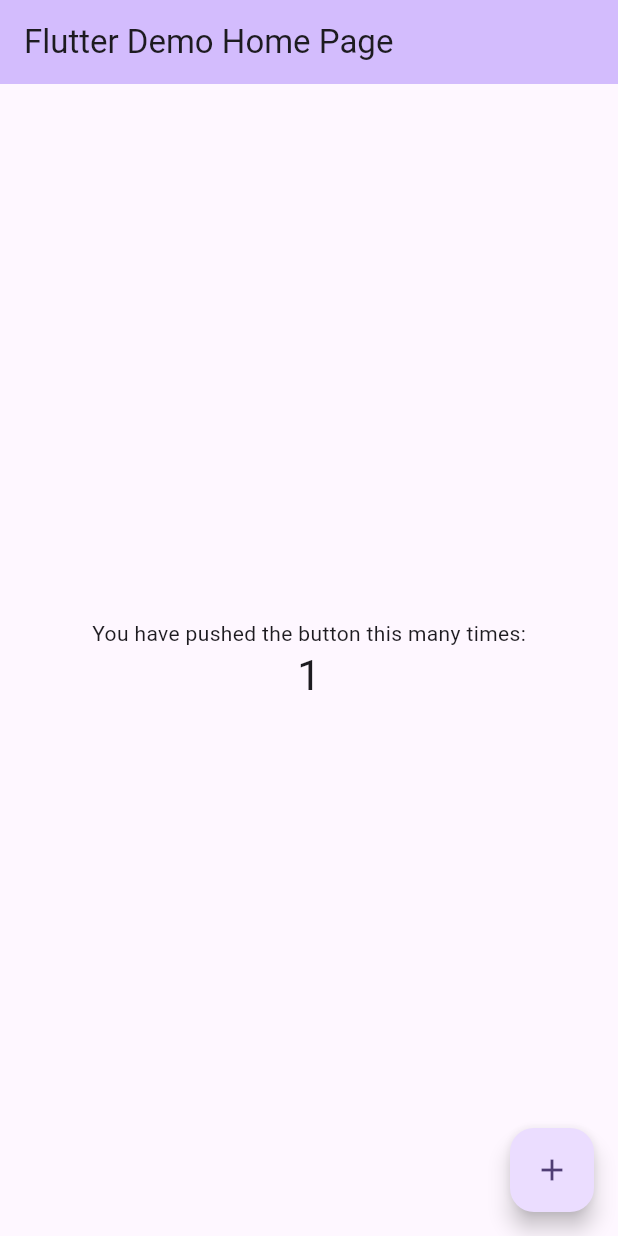
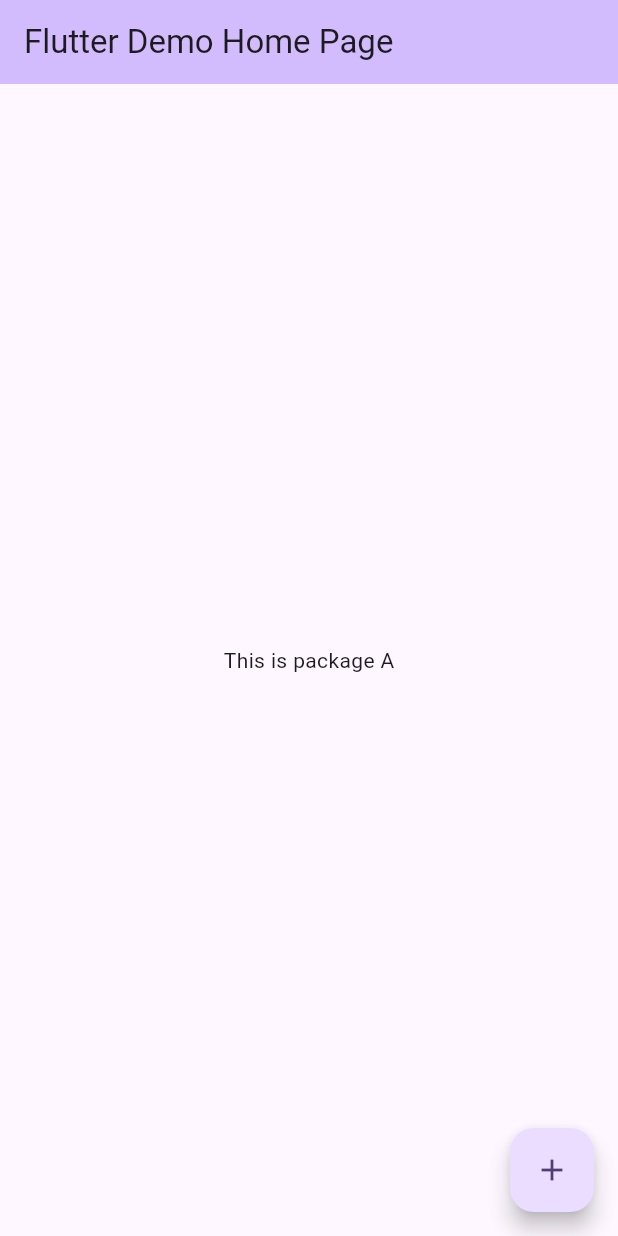
Before and after one commit to joginderunico/package_a, a Flutter app: the screen it shows after launch, after a tap on the "add" icon, on a phone screen of 412 x 824 dp. Run offline on Flutter 3.47's test engine with Material 3 defaults, Android fonts, the phone set to English and light mode, and no system bars.

Commit message:
main updated

```diff
--- a/lib/main.dart
+++ b/lib/main.dart
@@ -7,116 +7,49 @@ void main() {
 class MyApp extends StatelessWidget {
   const MyApp({super.key});
 
-  // This widget is the root of your application.
   @override
   Widget build(BuildContext context) {
     return MaterialApp(
       title: 'Flutter Demo',
       theme: ThemeData(
-        // This is the theme of your application.
-        //
-        // TRY THIS: Try running your application with "flutter run". You'll see
-        // the application has a purple toolbar. Then, without quitting the app,
-        // try changing the seedColor in the colorScheme below to Colors.green
-        // and then invoke "hot reload" (save your changes or press the "hot
-        // reload" button in a Flutter-supported IDE, or press "r" if you used
-        // the command line to start the app).
-        //
-        // Notice that the counter didn't reset back to zero; the application
-        // state is not lost during the reload. To reset the state, use hot
-        // restart instead.
-        //
-        // This works for code too, not just values: Most code changes can be
-        // tested with just a hot reload.
         colorScheme: ColorScheme.fromSeed(seedColor: Colors.deepPurple),
       ),
-      home: const MyHomePage(title: 'Flutter Demo Home Page'),
+      home: const PackageA(title: 'Flutter Demo Home Page'),
     );
   }
 }
 
-class MyHomePage extends StatefulWidget {
-  const MyHomePage({super.key, required this.title});
-
-  // This widget is the home page of your application. It is stateful, meaning
-  // that it has a State object (defined below) that contains fields that affect
-  // how it looks.
-
-  // This class is the configuration for the state. It holds the values (in this
-  // case the title) provided by the parent (in this case the App widget) and
-  // used by the build method of the State. Fields in a Widget subclass are
-  // always marked "final".
+class PackageA extends StatefulWidget {
+  const PackageA({super.key, required this.title});
 
   final String title;
 
   @override
-  State<MyHomePage> createState() => _MyHomePageState();
+  State<PackageA> createState() => _PackageAState();
 }
 
-class _MyHomePageState extends State<MyHomePage> {
-  int _counter = 0;
-
-  void _incrementCounter() {
-    setState(() {
-      // This call to setState tells the Flutter framework that something has
-      // changed in this State, which causes it to rerun the build method below
-      // so that the display can reflect the updated values. If we changed
-      // _counter without calling setState(), then the build method would not be
-      // called again, and so nothing would appear to happen.
-      _counter++;
-    });
-  }
+class _PackageAState extends State<PackageA> {
+  void _incrementCounter() {}
 
   @override
   Widget build(BuildContext context) {
-    // This method is rerun every time setState is called, for instance as done
-    // by the _incrementCounter method above.
-    //
-    // The Flutter framework has been optimized to make rerunning build methods
-    // fast, so that you can just rebuild anything that needs updating rather
-    // than having to individually change instances of widgets.
     return Scaffold(
       appBar: AppBar(
-        // TRY THIS: Try changing the color here to a specific color (to
-        // Colors.amber, perhaps?) and trigger a hot reload to see the AppBar
-        // change color while the other colors stay the same.
         backgroundColor: Theme.of(context).colorScheme.inversePrimary,
-        // Here we take the value from the MyHomePage object that was created by
-        // the App.build method, and use it to set our appbar title.
+
         title: Text(widget.title),
       ),
       body: Center(
-        // Center is a layout widget. It takes a single child and positions it
-        // in the middle of the parent.
         child: Column(
-          // Column is also a layout widget. It takes a list of children and
-          // arranges them vertically. By default, it sizes itself to fit its
-          // children horizontally, and tries to be as tall as its parent.
-          //
-          // Column has various properties to control how it sizes itself and
-          // how it positions its children. Here we use mainAxisAlignment to
-          // center the children vertically; the main axis here is the vertical
-          // axis because Columns are vertical (the cross axis would be
-          // horizontal).
-          //
-          // TRY THIS: Invoke "debug painting" (choose the "Toggle Debug Paint"
-          // action in the IDE, or press "p" in the console), to see the
-          // wireframe for each widget.
           mainAxisAlignment: MainAxisAlignment.center,
-          children: <Widget>[
-            const Text('You have pushed the button this many times:'),
-            Text(
-              '$_counter',
-              style: Theme.of(context).textTheme.headlineMedium,
-            ),
-          ],
+          children: <Widget>[const Text('This is package A')],
         ),
       ),
       floatingActionButton: FloatingActionButton(
         onPressed: _incrementCounter,
-        tooltip: 'Increment',
+        tooltip: 'Go',
         child: const Icon(Icons.add),
-      ), // This trailing comma makes auto-formatting nicer for build methods.
+      ),
     );
   }
 }
```
